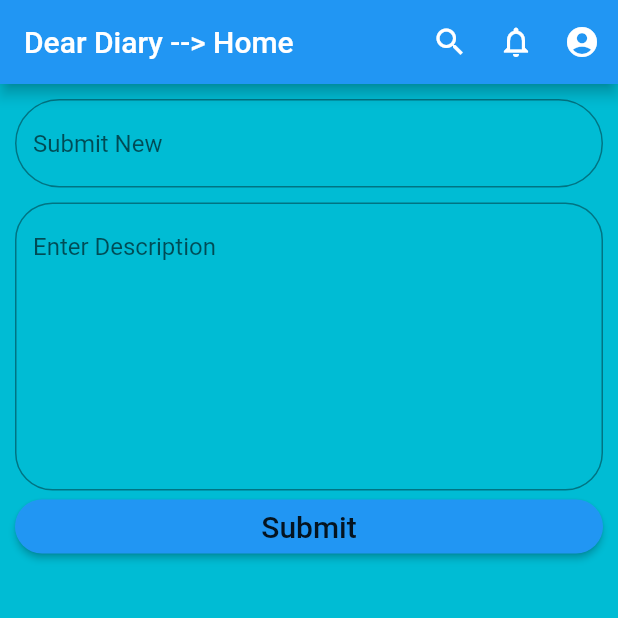
After one commit to PinsaraKWeerasinghe/training_app, a Flutter app: the screen it shows after launch, on a phone screen of 412 x 824 dp, the top half of it. The commit adds this screen. Run offline on Flutter 3.47's test engine with Material 2 defaults, Android fonts, the phone set to English and light mode, and no system bars; our stand-ins replace bloc, flutter_bloc; missing offline and left inert: fcode_bloc.

Commit message:
Implement adding card 2

```diff
--- /dev/null
+++ b/lib/home_page/home_page_action.dart
@@ -0,0 +1,11 @@
+import 'package:flutter/material.dart';
+
+@immutable
+abstract class HomePageAction{}
+
+class LoadCardAction extends HomePageAction{
+  final String title;
+  final String description;
+
+  LoadCardAction(this.title,this.description);
+}
--- /dev/null
+++ b/lib/home_page/home_page_bloc.dart
@@ -0,0 +1,38 @@
+import 'dart:async';
+
+import 'package:bloc/bloc.dart';
+import 'package:fcode_bloc/fcode_bloc.dart';
+import 'package:flutter/material.dart';
+
+import 'home_page_action.dart';
+import 'home_page_model.dart';
+
+class HomePageBloc extends Bloc<HomePageAction, HomePageModel> {
+  static final log = Log("HomePageBloc");
+
+  HomePageBloc(BuildContext context);
+
+  @override
+  HomePageModel get initialState => HomePageModel(
+      titles: [],
+    descriptions: [],
+  );
+
+  @override
+  Stream<HomePageModel> mapEventToState(HomePageAction action) async* {
+    switch (action.runtimeType) {
+      case LoadCardAction:
+        final title = (action as LoadCardAction).title;
+        final titles = List.of(state.titles);
+        titles.add(title);
+
+        final description = (action as LoadCardAction).description;
+        final descriptions = List.of(state.descriptions);
+        descriptions.add(description);
+
+        yield state.clone(titles: [],descriptions: []);
+        yield state.clone(titles: titles, descriptions: descriptions);
+        break;
+    }
+  }
+}
--- /dev/null
+++ b/lib/home_page/home_page_model.dart
@@ -0,0 +1,22 @@
+import 'package:flutter/material.dart';
+
+@immutable
+class HomePageModel {
+  final List<String> titles;
+  final List<String> descriptions;
+
+  HomePageModel({
+    @required this.titles,
+    @required this.descriptions,
+  });
+
+  HomePageModel clone({
+    List<String> titles,
+    List<String> descriptions,
+  }) {
+    return HomePageModel(
+      titles:  titles ?? this.titles,
+      descriptions: descriptions ?? this.descriptions,
+    );
+  }
+}
--- /dev/null
+++ b/lib/home_page/screens/home_page_view.dart
@@ -0,0 +1,70 @@
+import 'package:flutter/material.dart';
+import 'package:flutter_bloc/flutter_bloc.dart';
+import 'package:training_app/home_page/home_page_action.dart';
+import 'package:training_app/home_page/home_page_bloc.dart';
+import 'package:training_app/home_page/home_page_model.dart';
+
+import 'diary_card.dart';
+import 'form_card.dart';
+
+class HomePageView extends StatelessWidget {
+  @override
+  Widget build(BuildContext context) {
+   final bloc=BlocProvider.of<HomePageBloc>(context);
+
+
+    return Scaffold(
+      appBar: AppBar(
+        title: Text('Dear Diary --> Home'),
+        actions: <Widget>[
+          Padding(
+            padding: const EdgeInsets.only(right: 20.0),
+            child: Icon(
+              Icons.search,
+              color: Colors.white,
+            ),
+          ),
+          Padding(
+            padding: const EdgeInsets.only(right: 20.0),
+            child: Icon(
+              Icons.notifications_none,
+              color: Colors.white,
+            ),
+          ),
+          Padding(
+            padding: const EdgeInsets.only(right: 12.0),
+            child: Icon(Icons.account_circle, color: Colors.white),
+          ),
+        ],
+      ),
+      backgroundColor: Colors.cyan,
+      body: SingleChildScrollView(
+        child: Container(
+          padding: EdgeInsets.fromLTRB(10, 10, 10, 0),
+          height: 1500,
+          width: double.maxFinite,
+          child: Column(
+            mainAxisAlignment: MainAxisAlignment.start,
+            crossAxisAlignment: CrossAxisAlignment.stretch,
+            children: [
+            FormCard((String title, String description){
+              bloc.add(LoadCardAction(title,description));
+            }),
+              BlocBuilder<HomePageBloc, HomePageModel>(
+                  builder: (context, state){
+                    final List childrenList= <Widget>[];
+                    for(int i=0;i<state.titles.length;i++){
+                      childrenList.add(DiaryCard(state.titles[i], 'Noah', state.descriptions[i], Colors.orange));
+                    }
+                    return Column(
+                      children: childrenList,
+                    );
+                  },
+              ),
+            ],
+          ),
+        ),
+      ),
+    );
+  }
+}
```
Also changed, not shown: lib/main.dart (+6 -49 lines), pubspec.yaml (+3 -5 lines), lib/home_page/screens/diary_card.dart (renamed from lib/diary_card.dart), lib/home_page/screens/form_card.dart (renamed from lib/form_card.dart), pubspec.lock, 2 other files.
